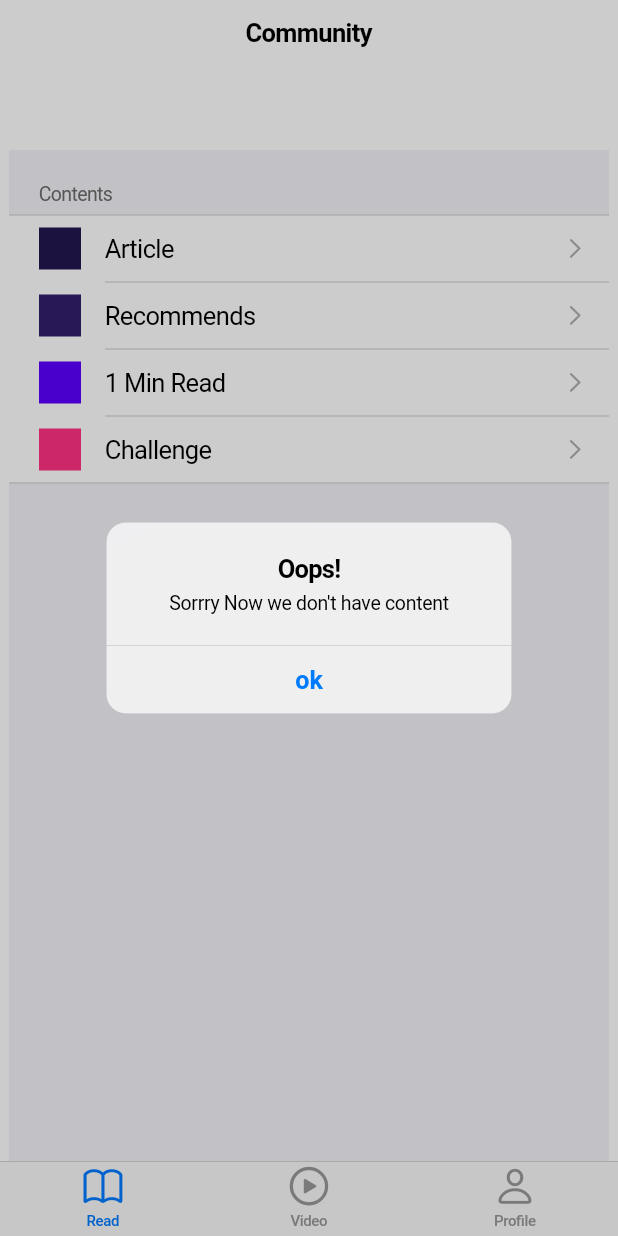
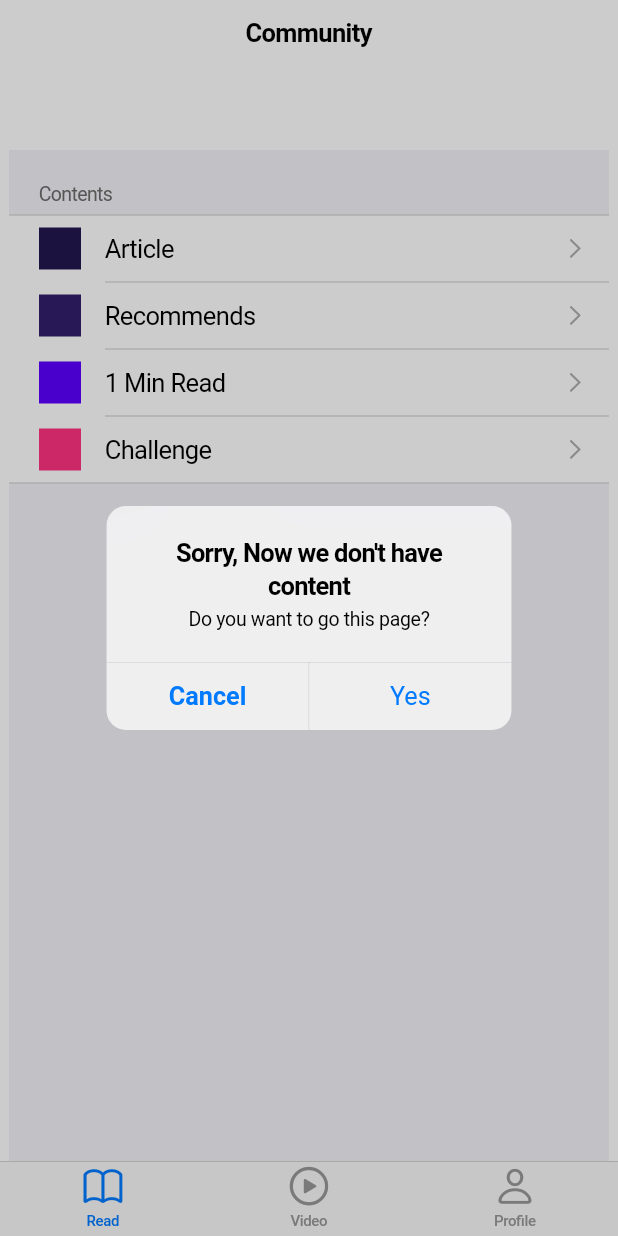
Before and after one commit to kikmaysa/cupertino_Content, a Flutter app: the screen it shows after launch, after a tap on "Article", on a phone screen of 412 x 824 dp. Run offline on Flutter 3.47's test engine with Material 3 defaults, Android fonts, the phone set to English and light mode, and no system bars.

Commit message:
edited all

```diff
--- a/lib/readScreen.dart
+++ b/lib/readScreen.dart
@@ -1,5 +1,6 @@
 // ignore_for_file: prefer_const_constructors, camel_case_types, file_names, unused_element, use_key_in_widget_constructors
 
+import 'package:cupertino_ios_ui_style/articleScreen.dart';
 import 'package:cupertino_ios_ui_style/photo_1min.dart';
 import 'package:flutter/cupertino.dart';
 
@@ -26,7 +27,7 @@ class ReadScreen extends StatelessWidget {
                   color: Color.fromARGB(255, 35, 23, 79),
                 ),
                 trailing: const CupertinoListTileChevron(),
-                onTap: () => _showAlertDialog(context),
+                onTap: () => _showAlertDialogforArticle(context),
               ),
               CupertinoListTile(
                 title: const Text('Recommends'),
@@ -77,16 +78,49 @@ void _showAlertDialog(BuildContext context) {
     context: context,
     builder: (BuildContext context) => CupertinoAlertDialog(
       title: const Text('Oops!'),
-      content: const Text("Sorrry Now we don't have content"),
+      content: const Text("Sorry Now we don't have content"),
       actions: <CupertinoDialogAction>[
         CupertinoDialogAction(
           isDefaultAction: true,
           onPressed: () {
             Navigator.pop(context);
           },
-          child: const Text('ok'),
+          child: const Text('OK'),
         ),
       ],
     ),
   );
 }
+
+// This shows a CupertinoModalPopup which hosts a CupertinoAlertDialog.
+void _showAlertDialogforArticle(BuildContext context) {
+  showCupertinoModalPopup<void>(
+    context: context,
+    builder: (BuildContext context) => CupertinoAlertDialog(
+      title: const Text("Sorry, Now we don't have content"),
+      content: const Text("Do you want to go this page?"),
+      actions: <CupertinoDialogAction>[
+        CupertinoDialogAction(
+          isDefaultAction: true,
+          onPressed: () {
+            Navigator.pop(context);
+          },
+          child: const Text('Cancel'),
+        ),
+        CupertinoDialogAction(
+
+            isDefaultAction: false,
+            onPressed: () {
+              Navigator.pop(context);
+              Navigator.push(
+              context,
+              CupertinoPageRoute(builder: (context) => ArticleScreen()),
+            );
+            },
+            child: const Text('Yes'),
+          ),
+
+      ],
+    ),
+  );
+}
```
Also changed, not shown: lib/articleScreen.dart (added, +30 -0 lines).
